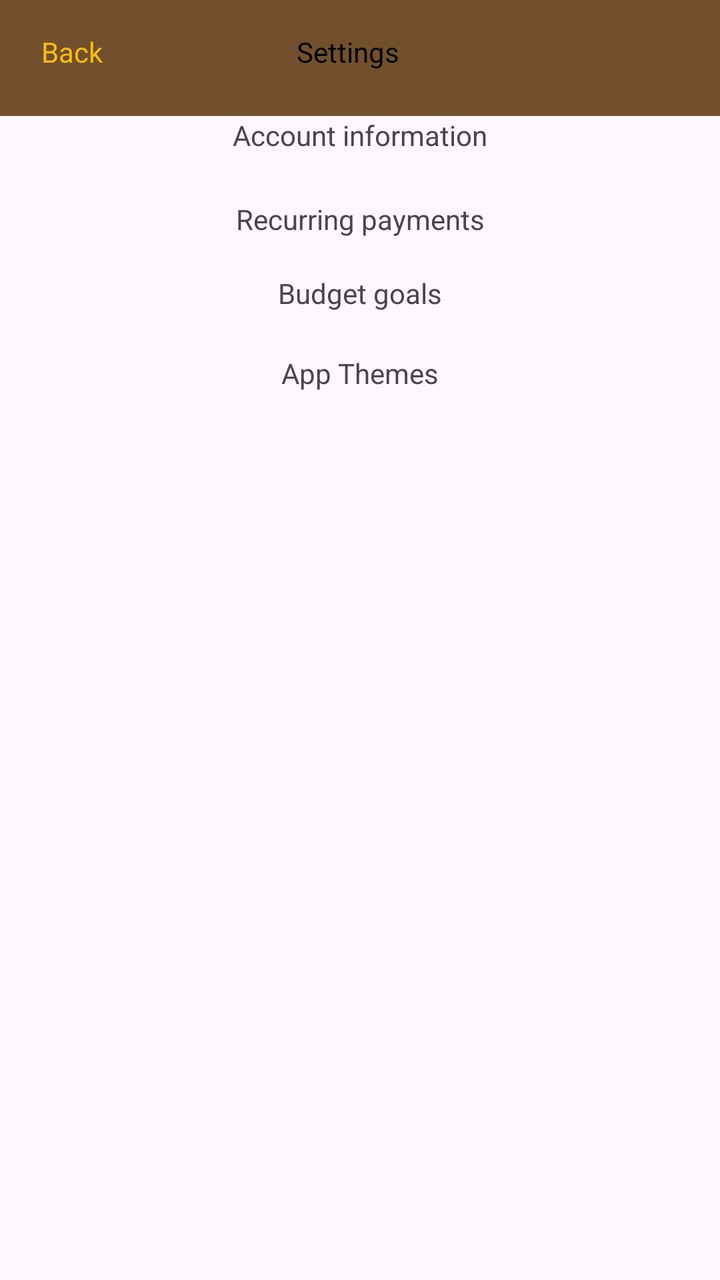
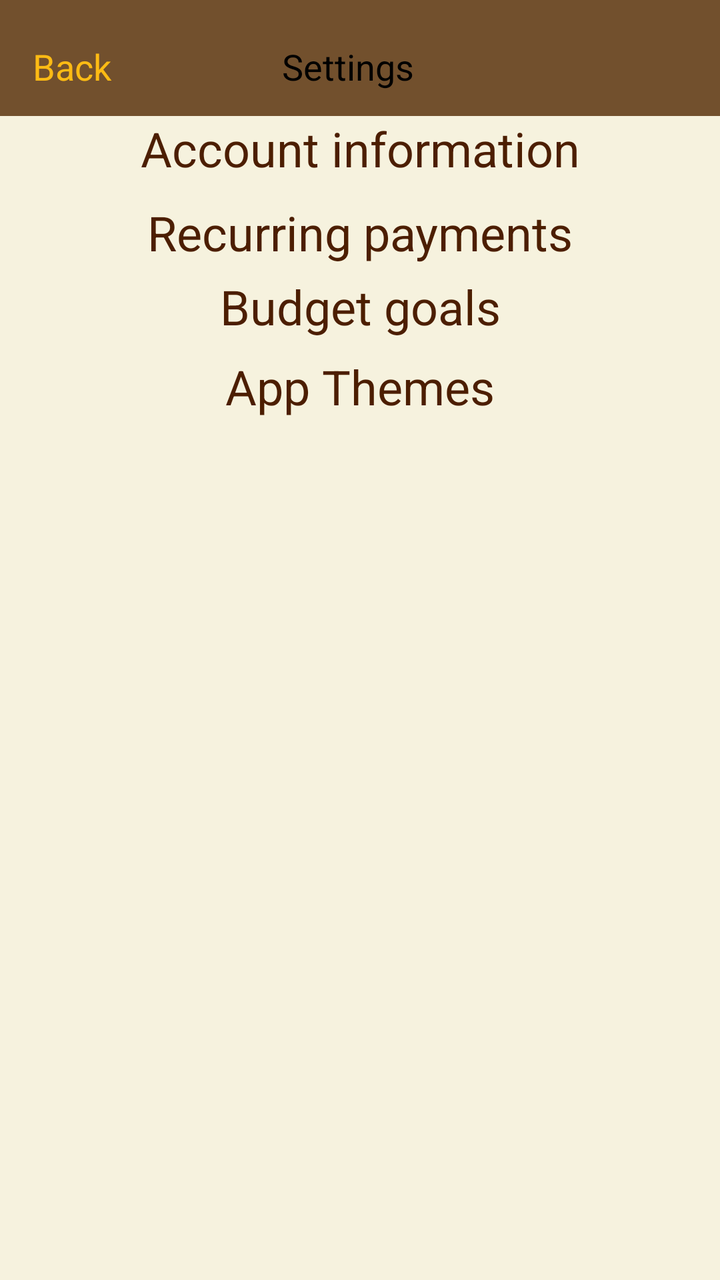

An Android layout rendered at two revisions. The XML below is the earlier revision; the diff shows what the commit changed to produce the second picture.
<!-- AndroidManifest.xml: application theme Theme.BeeBudgetingLimited -->
<!-- res/layout/activity_settings_screen.xml -->
<?xml version="1.0" encoding="utf-8"?>
<androidx.drawerlayout.widget.DrawerLayout xmlns:android="http://schemas.android.com/apk/res/android"
    xmlns:app="http://schemas.android.com/apk/res-auto"
    xmlns:tools="http://schemas.android.com/tools"
    android:id="@+id/main"
    android:layout_width="match_parent"
    android:layout_height="match_parent"
    android:foregroundTint="#CA1A1A"
    tools:context=".SettingsScreen">

    
    <LinearLayout
        android:layout_width="match_parent"
        android:layout_height="match_parent"
        android:orientation="vertical">

        
        <androidx.cardview.widget.CardView
            android:layout_width="match_parent"
            android:layout_height="wrap_content" />

        
        <LinearLayout
            android:layout_width="match_parent"
            android:layout_height="58dp"
            android:background="#72502D"
            android:foregroundTint="#E91212"
            android:orientation="horizontal">

            <TextView
                android:id="@+id/BackText"
                android:layout_width="100dp"
                android:layout_height="58dp"
                android:layout_gravity="center"
                android:layout_weight="1"
                android:text="@string/backbutton"
                android:textAlignment="center"
                android:textColor="#FDBB14" />

            <TextView
                android:id="@+id/textView8"
                android:layout_width="232dp"
                android:layout_height="match_parent"
                android:layout_weight="1"
                android:text="@string/nsettings"
                android:textAlignment="center"
                android:textColor="#000000" />

            <ImageView
                android:id="@+id/imageView3"
                android:layout_width="112dp"
                android:layout_height="wrap_content"
                android:layout_weight="1"
                android:alpha="0"
                app:srcCompat="@drawable/house" />

        </LinearLayout>

        <TextView
            android:id="@+id/textView9"
            android:layout_width="match_parent"
            android:layout_height="42dp"
            android:text="@string/account_information"
            android:textAlignment="center" />

        <TextView
            android:id="@+id/textView10"
            android:layout_width="match_parent"
            android:layout_height="37dp"
            android:text="@string/recurring_payments"
            android:textAlignment="center" />

        <TextView
            android:id="@+id/textView11"
            android:layout_width="match_parent"
            android:layout_height="40dp"
            android:text="@string/budget_goals"
            android:textAlignment="center" />

        <TextView
            android:id="@+id/textView12"
            android:layout_width="match_parent"
            android:layout_height="40dp"
            android:text="@string/app_themes"
            android:textAlignment="center" />

    </LinearLayout>

    

</androidx.drawerlayout.widget.DrawerLayout>
<!-- resources referenced by this layout -->
<resources>
  <!-- drawable house: png bitmap (drawable, 413934 bytes) -->
  <string name="account_information">Account information</string>
  <string name="app_themes">App Themes</string>
  <string name="backbutton">\nBack</string>
  <string name="budget_goals">Budget goals</string>
  <string name="nsettings">\nSettings</string>
  <string name="recurring_payments">Recurring payments</string>
  <style name="Theme.BeeBudgetingLimited" parent="Base.Theme.BeeBudgetingLimited" />
  <style name="Base.Theme.BeeBudgetingLimited" parent="Theme.Material3.DayNight.NoActionBar">
          
          
      </style>
</resources>

<!-- the commit's change to res/layout/activity_settings_screen.xml (unified diff, before → after) -->
@@ -6,20 +6,19 @@
     android:layout_width="match_parent"
     android:layout_height="match_parent"
     android:foregroundTint="#CA1A1A"
+    android:background="@color/Cream"
     tools:context=".SettingsScreen">
 
-    
+
     <LinearLayout
         android:layout_width="match_parent"
         android:layout_height="match_parent"
         android:orientation="vertical">
 
-        
         <androidx.cardview.widget.CardView
             android:layout_width="match_parent"
             android:layout_height="wrap_content" />
 
-        
         <LinearLayout
             android:layout_width="match_parent"
             android:layout_height="58dp"
@@ -34,6 +33,7 @@
                 android:layout_gravity="center"
                 android:layout_weight="1"
                 android:text="@string/backbutton"
+                android:textSize="18dp"
                 android:textAlignment="center"
                 android:textColor="#FDBB14" />
 
@@ -43,6 +43,7 @@
                 android:layout_height="match_parent"
                 android:layout_weight="1"
                 android:text="@string/nsettings"
+                android:textSize="18dp"
                 android:textAlignment="center"
                 android:textColor="#000000" />
 
@@ -61,6 +62,8 @@
             android:layout_width="match_parent"
             android:layout_height="42dp"
             android:text="@string/account_information"
+            android:textSize="24dp"
+            android:textColor="@color/Dark_brown"
             android:textAlignment="center" />
 
         <TextView
@@ -68,6 +71,8 @@
             android:layout_width="match_parent"
             android:layout_height="37dp"
             android:text="@string/recurring_payments"
+            android:textSize="24dp"
+            android:textColor="@color/Dark_brown"
             android:textAlignment="center" />
 
         <TextView
@@ -75,6 +80,8 @@
             android:layout_width="match_parent"
             android:layout_height="40dp"
             android:text="@string/budget_goals"
+            android:textSize="24dp"
+            android:textColor="@color/Dark_brown"
             android:textAlignment="center" />
 
         <TextView
@@ -82,6 +89,8 @@
             android:layout_width="match_parent"
             android:layout_height="40dp"
             android:text="@string/app_themes"
+            android:textSize="24dp"
+            android:textColor="@color/Dark_brown"
             android:textAlignment="center" />
 
     </LinearLayout>
<!-- resource entries referenced after the edit -->
@@ -1,5 +1,7 @@
 <!-- resources referenced by this layout -->
 <resources>
+  <color name="Cream">#f6f2de</color>
+  <color name="Dark_brown">#4c1e01</color>
   <!-- drawable house: png bitmap (drawable, 413934 bytes) -->
   <string name="account_information">Account information</string>
   <string name="app_themes">App Themes</string>
